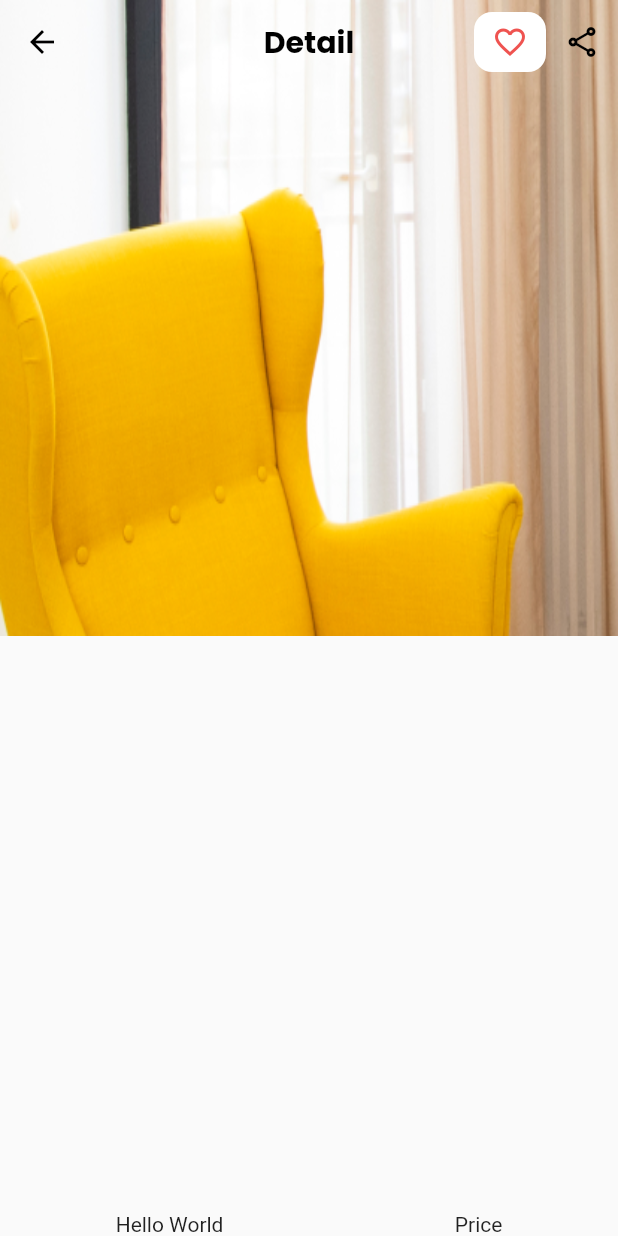
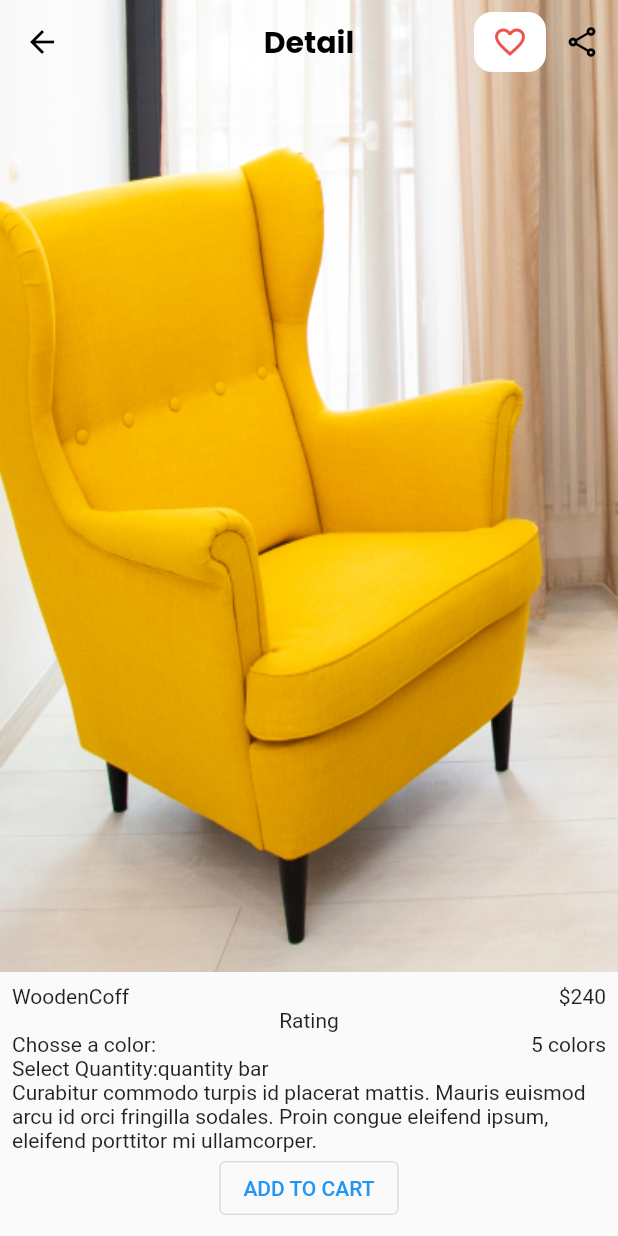
Before and after one commit to lie16/fugi_furniture_shop, a Flutter app: the MyDetailProduct screen opened by its route, on a phone screen of 412 x 824 dp. Run offline on Flutter 3.47's test engine with Material 2 defaults, Android fonts, the phone set to English and light mode, and no system bars; our stand-ins replace flutter_screenutil, go_router, google_fonts.

Commit message:
bottom sheet kasar

```diff
--- a/lib/feature/home/product/my_detail_product.dart
+++ b/lib/feature/home/product/my_detail_product.dart
@@ -56,7 +56,7 @@ class _MyDetailProductState extends State<MyDetailProduct> {
         children: [
           Expanded(
             child: Container(
-              decoration: BoxDecoration(
+              decoration: const BoxDecoration(
                 image: DecorationImage(
                   image: AssetImage('assets/images/5.png'),
                   fit: BoxFit.fill,
@@ -64,37 +64,79 @@ class _MyDetailProductState extends State<MyDetailProduct> {
               ),
             ),
           ),
-          // Container(
-          //   child: Text('a'),
-          // )
+          Container(
+            decoration: const BoxDecoration(
+              borderRadius: BorderRadius.only(
+                topLeft: Radius.circular(20),
+                topRight: Radius.circular(20),
+              ),
+            ),
+            child: Padding(
+              padding: const EdgeInsets.all(8.0),
+              child: Column(
+                mainAxisAlignment: MainAxisAlignment.start,
+                children: [
+                  Row(
+                    mainAxisAlignment: MainAxisAlignment.spaceBetween,
+                    children: [
+                      Text('WoodenCoff'),
+                      Text('\$240'),
                     ],
                   ),
-      bottomSheet: Container(
-        height: 400,
-        decoration: BoxDecoration(
-          borderRadius: BorderRadius.circular(16),
-        ),
-            child: Column(
-              mainAxisAlignment: MainAxisAlignment.end,
+                  Text('Rating'),
+                  Row(
+                    mainAxisAlignment: MainAxisAlignment.spaceBetween,
                     children: [
-                Row(
-                  mainAxisAlignment: MainAxisAlignment.spaceAround,
-                  children: [
-                    Text('Hello World'),
-                    Text('Price'),
+                      Text('Chosse a color:'),
+                      Text('5 colors'),
                     ],
                   ),
-                // Text('rating'),
-                // Row(
-                //   mainAxisAlignment: MainAxisAlignment.spaceAround,
-                //   children: [
-                //     Text('Choose a color'),
-                //     Text('Price'),
-                //   ],
-                // ),
+                  Row(
+                    children: [
+                      Text('Select Quantity:'),
+                      Text('quantity bar'),
+                    ],
+                  ),
+                  Text(
+                      'Curabitur commodo turpis id placerat mattis. Mauris euismod arcu id orci fringilla sodales. Proin congue eleifend ipsum, eleifend porttitor mi ullamcorper.'),
+                  OutlinedButton(
+                    onPressed: () {},
+                    child: Text(
+                      'ADD TO CART',
+                    ),
+                  ),
                 ],
               ),
             ),
+          )
+        ],
+      ),
+      // bottomSheet: Container(
+      //   height: 400,
+      //   decoration: BoxDecoration(
+      //     borderRadius: BorderRadius.circular(16),
+      //   ),
+      //       child: Column(
+      //         mainAxisAlignment: MainAxisAlignment.end,
+      //         children: [
+      //           Row(
+      //             mainAxisAlignment: MainAxisAlignment.spaceAround,
+      //             children: [
+      //               Text('Hello World'),
+      //               Text('Price'),
+      //             ],
+      //           ),
+      //           // Text('rating'),
+      //           // Row(
+      //           //   mainAxisAlignment: MainAxisAlignment.spaceAround,
+      //           //   children: [
+      //           //     Text('Choose a color'),
+      //           //     Text('Price'),
+      //           //   ],
+      //           // ),
+      //         ],
+      //       ),
+      //   ),
     );
   }
 }
```
Lines whose indentation alone changed are shown as unchanged.
